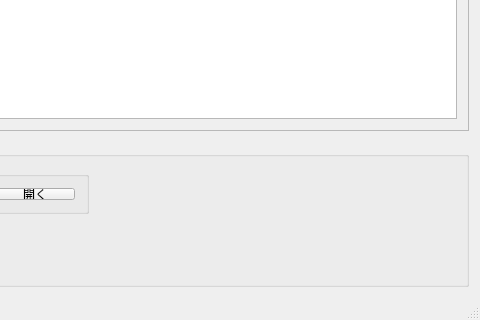
Old version of the form PixelViewer/mainwindow.ui in the repository hiroyky/PixelViewer; both pictures show x 373 to 853 and y 450 to 770 of the 853 by 770 pixel window.
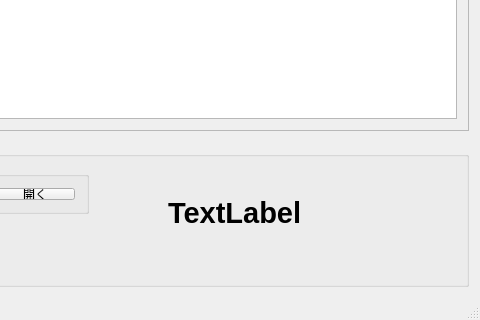
New version of the form. Custom widgets are drawn as their Qt base class.

Diff of the .ui file:
```diff
--- a/PixelViewer/mainwindow.ui
+++ b/PixelViewer/mainwindow.ui
@@ -169,6 +169,29 @@
           </item>
          </layout>
         </widget>
+        <widget class="QLabel" name="colorLabel">
+         <property name="geometry">
+          <rect>
+           <x>530</x>
+           <y>40</y>
+           <width>191</width>
+           <height>71</height>
+          </rect>
+         </property>
+         <property name="font">
+          <font>
+           <pointsize>22</pointsize>
+           <weight>75</weight>
+           <bold>true</bold>
+          </font>
+         </property>
+         <property name="text">
+          <string>TextLabel</string>
+         </property>
+         <property name="textFormat">
+          <enum>Qt::PlainText</enum>
+         </property>
+        </widget>
        </widget>
       </item>
      </layout>
```
